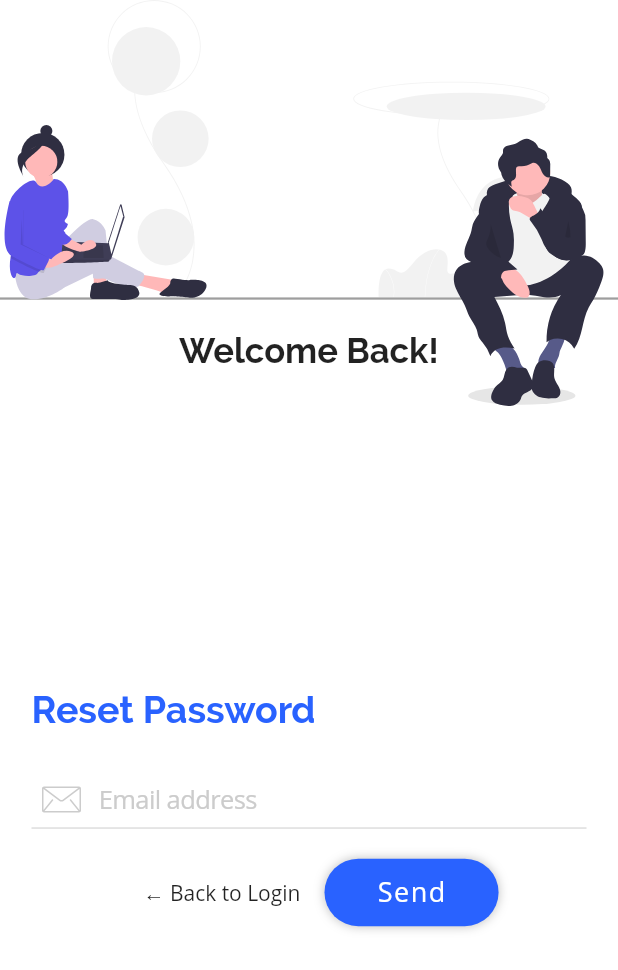
After one commit to jamescardona11/signin_firebase_app, a Flutter app: the screen it shows after launch, swiped to page 3, on a phone screen of 412 x 824 dp. The commit adds this screen. Shown: the top 970 px of the screen. Run offline on Flutter 3.47's test engine with Material 2 defaults, Android fonts, the phone set to English and light mode, and no system bars; our stand-ins replace after_layout, firebase_auth, flutter_svg, google_sign_in; missing offline and left inert: flutter_facebook_auth; accounts and stored records are empty.

Commit message:
Reusign register to method forgot password.

```diff
--- a/lib/pages/login/login_page.dart
+++ b/lib/pages/login/login_page.dart
@@ -1,6 +1,7 @@
 import 'package:after_layout/after_layout.dart';
 import 'package:flutter/material.dart';
 import 'package:flutter/services.dart';
+import 'package:signinfirebaseapp/pages/login/widgets/forgot_form.dart';
 import 'package:signinfirebaseapp/pages/login/widgets/login_form.dart';
 import 'package:signinfirebaseapp/pages/login/widgets/register_form.dart';
 import 'package:signinfirebaseapp/pages/login/widgets/welcome.dart';
@@ -66,10 +67,20 @@ class _LoginPageState extends State<LoginPage> with AfterLayoutMixin {
                               physics: NeverScrollableScrollPhysics(),
                               controller: _pageController,
                               children: <Widget>[
-                                LoginFormWidget(onGotoRegister: () {
-                                  _switchForm(LoginFormType.register);
-                                }),
+                                LoginFormWidget(
+                                  onGotoRegister: () {
+                                    _switchForm(LoginFormType.register);
+                                  },
+                                  onGotoForgot: () {
+                                    _switchForm(LoginFormType.forgotPassword);
+                                  },
+                                ),
                                 RegisterFormWidget(
+                                  onGotoLogin: () {
+                                    _switchForm(LoginFormType.login);
+                                  },
+                                ),
+                                ForgotFormWidget(
                                   onGotoLogin: () {
                                     _switchForm(LoginFormType.login);
                                   },
@@ -99,9 +110,14 @@ class _LoginPageState extends State<LoginPage> with AfterLayoutMixin {
                           child: Container(
                             height: responsive.height,
                             child: Center(
-                              child: LoginFormWidget(onGotoRegister: () {
-                                _switchForm(LoginFormType.register);
-                              }),
+                              child: LoginFormWidget(
+                                onGotoRegister: () {
+                                  _switchForm(LoginFormType.register);
+                                },
+                                onGotoForgot: () {
+                                  _switchForm(LoginFormType.forgotPassword);
+                                },
+                              ),
                             ),
                           ),
                         ),
--- /dev/null
+++ b/lib/pages/login/widgets/forgot_form.dart
@@ -0,0 +1,99 @@
+import 'package:flutter/cupertino.dart';
+import 'package:flutter/material.dart';
+import 'package:flutter_svg/flutter_svg.dart';
+import 'package:signinfirebaseapp/libs/auth.dart';
+import 'package:signinfirebaseapp/utils/app_colors.dart';
+import 'package:signinfirebaseapp/utils/responsive.dart';
+import 'package:signinfirebaseapp/widgets/rounded_button.dart';
+
+class ForgotFormWidget extends StatefulWidget {
+  final VoidCallback onGotoLogin;
+
+  const ForgotFormWidget({Key key, this.onGotoLogin}) : super(key: key);
+  @override
+  _ForgotFormWidgetState createState() => _ForgotFormWidgetState();
+}
+
+class _ForgotFormWidgetState extends State<ForgotFormWidget> {
+  @override
+  Widget build(BuildContext context) {
+    final Responsive responsive = new Responsive.of(context);
+
+    return Align(
+      alignment: Alignment.center,
+      child: SafeArea(
+        top: false,
+        child: Container(
+          padding: EdgeInsets.symmetric(horizontal: 15),
+          constraints: BoxConstraints(maxWidth: 400),
+          child: Column(
+            crossAxisAlignment: CrossAxisAlignment.start,
+            mainAxisSize: MainAxisSize.min,
+            children: <Widget>[
+              Text(
+                'Reset Password',
+                style: TextStyle(
+                    color: AppColors.primary, fontSize: 25, fontWeight: FontWeight.bold, fontFamily: 'raleway'),
+              ),
+              SizedBox(height: responsive.inchPercent(1)),
+              SizedBox(height: responsive.inchPercent(2)),
+              _InputTextLogin(
+                iconPath: 'assets/icons/email.svg',
+                placeholder: 'Email address',
+              ),
+              SizedBox(height: responsive.inchPercent(2)),
+              Row(
+                mainAxisAlignment: MainAxisAlignment.center,
+                children: <Widget>[
+                  FlatButton(
+                    onPressed: widget.onGotoLogin,
+                    child: Text('← Back to Login', style: TextStyle()),
+                  ),
+                  RoundedButtonWidget(
+                    label: 'Send',
+                    onPressed: () {},
+                  ),
+                ],
+              ),
+              SizedBox(height: responsive.inchPercent(3.3)),
+            ],
+          ),
+        ),
+      ),
+    );
+  }
+}
+
+class _InputTextLogin extends StatelessWidget {
+  final String placeholder;
+  final String iconPath;
+
+  const _InputTextLogin({
+    @required this.iconPath,
+    @required this.placeholder,
+  }) : assert(iconPath != null && placeholder != null);
+
+  @override
+  Widget build(BuildContext context) {
+    return CupertinoTextField(
+      padding: EdgeInsets.symmetric(vertical: 7, horizontal: 5),
+      prefix: Container(
+        padding: EdgeInsets.all(2),
+        width: 40,
+        height: 30,
+        child: SvgPicture.asset(
+          this.iconPath,
+          color: Color(0xffCCCCCC),
+        ),
+      ),
+      placeholder: this.placeholder,
+      placeholderStyle: TextStyle(fontFamily: 'sans', color: Color(0xffCCCCCC)),
+      style: TextStyle(fontFamily: 'sans'),
+      decoration: BoxDecoration(
+        border: Border(
+          bottom: BorderSide(width: 1, color: Color(0xffDDDDDD)),
+        ),
+      ),
+    );
+  }
+}
--- a/lib/pages/login/widgets/login_form.dart
+++ b/lib/pages/login/widgets/login_form.dart
@@ -10,8 +10,9 @@ import 'package:signinfirebaseapp/widgets/rounded_button.dart';
 
 class LoginFormWidget extends StatelessWidget {
   final VoidCallback onGotoRegister;
+  final VoidCallback onGotoForgot;
 
-  const LoginFormWidget({Key key, this.onGotoRegister}) : super(key: key);
+  const LoginFormWidget({Key key, this.onGotoRegister, this.onGotoForgot}) : super(key: key);
 
   void _goTo(BuildContext context, FirebaseUser user) {
     if (user != null) {
@@ -50,7 +51,7 @@ class LoginFormWidget extends StatelessWidget {
                 child: CupertinoButton(
                   padding: EdgeInsets.symmetric(vertical: 15),
                   child: Text('Forgot password?', style: TextStyle(fontFamily: 'sans')),
-                  onPressed: () {},
+                  onPressed: onGotoForgot,
                 ),
               ),
               SizedBox(height: responsive.inchPercent(2)),
```
